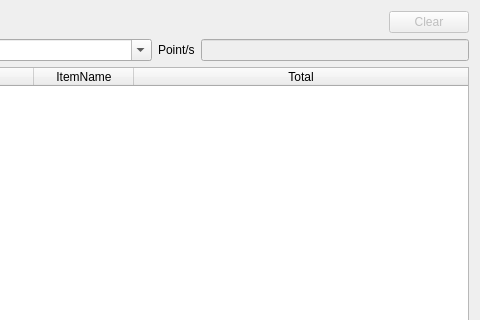
The window that app/views/templates/PreOrder.ui (rondalefloyd/mts-pos) describes before a commit, drawn with Qt 5; both pictures show x 178 to 658 and y 0 to 320 of the 658 by 650 pixel window.
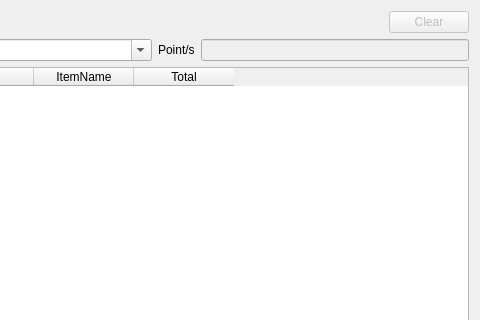
The same window after the commit.

Diff of the .ui file:
```diff
--- a/app/views/templates/PreOrder.ui
+++ b/app/views/templates/PreOrder.ui
@@ -115,14 +115,17 @@
      <property name="sortingEnabled">
       <bool>false</bool>
      </property>
+     <property name="wordWrap">
+      <bool>false</bool>
+     </property>
      <attribute name="horizontalHeaderStretchLastSection">
-      <bool>true</bool>
+      <bool>false</bool>
      </attribute>
      <attribute name="verticalHeaderVisible">
       <bool>false</bool>
      </attribute>
      <attribute name="verticalHeaderDefaultSectionSize">
-      <number>100</number>
+      <number>50</number>
      </attribute>
      <attribute name="verticalHeaderMinimumSectionSize">
       <number>60</number>
```
